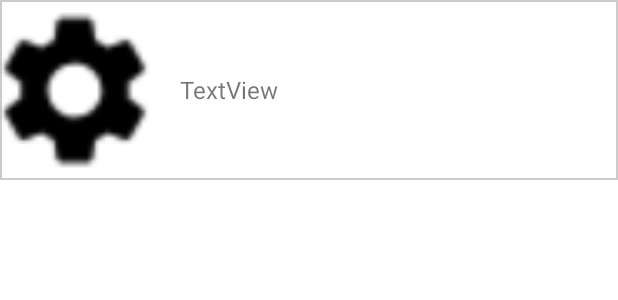
After one commit to ug2454/WhatsappClone, an Android app: the layout settings_item.xml on its own in the app's theme, with its tools: preview values and no code run, on a phone screen of 412 x 824 dp. The commit adds this screen. Shown: the top 300 px of the screen. Run offline under Robolectric (Android 15) with nearby library versions, the phone set to English and light mode, and no system bars.

Commit message:
added settings page

```diff
--- a/app/src/main/AndroidManifest.xml
+++ b/app/src/main/AndroidManifest.xml
@@ -4,7 +4,7 @@
 
     <uses-permission android:name="android.permission.ACCESS_NETWORK_STATE" />
     <uses-permission android:name="android.permission.INTERNET" />
-    <uses-permission android:name="android.permission.READ_EXTERNAL_STORAGE"/>
+    <uses-permission android:name="android.permission.READ_EXTERNAL_STORAGE" />
 
     <application
         android:allowBackup="true"
@@ -13,7 +13,8 @@
         android:roundIcon="@mipmap/ic_launcher_round"
         android:supportsRtl="true"
         android:theme="@style/Theme.WhatsAppClone">
-        <activity android:name=".ProfileActivity"></activity>
+        <activity android:name=".SettingsActivity"></activity>
+        <activity android:name=".ProfileActivity" />
         <activity android:name=".LoginActivity" />
         <activity android:name=".ChatActivity">
             <meta-data
--- /dev/null
+++ b/app/src/main/res/layout/settings_item.xml
@@ -0,0 +1,43 @@
+<?xml version="1.0" encoding="utf-8"?>
+<RelativeLayout xmlns:android="http://schemas.android.com/apk/res/android"
+    xmlns:app="http://schemas.android.com/apk/res-auto"
+    android:id="@+id/relativeLayout"
+    android:layout_width="match_parent"
+    android:layout_height="120dp"
+    android:background="@drawable/border">
+
+
+    <ImageView
+        android:id="@+id/settingsImage"
+        android:layout_width="100dp"
+        android:layout_height="match_parent"
+
+        android:layout_alignParentTop="true"
+        android:layout_marginTop="0dp"
+        android:scaleType="centerCrop"
+        android:src="@drawable/settings"/>
+
+
+    <TextView
+        android:id="@+id/settingsText"
+        android:layout_width="match_parent"
+        android:layout_height="match_parent"
+        android:layout_toEndOf="@id/settingsImage"
+        android:layout_toRightOf="@id/settingsImage"
+        android:gravity="center_vertical"
+        android:paddingLeft="20dp"
+        android:paddingBottom="0dp"
+        android:text="@string/textview"
+        android:textSize="16sp" />
+
+    <!--    <TextView-->
+    <!--        android:id="@+id/lastMessageTextView"-->
+    <!--        android:layout_width="wrap_content"-->
+    <!--        android:layout_height="wrap_content"-->
+    <!--        android:layout_marginTop="40dp"-->
+    <!--        android:layout_marginLeft="70dp"-->
+
+    <!--        android:textColor="#CACACA"-->
+    <!--        android:text="TextView" />-->
+
+</RelativeLayout>
--- a/app/src/main/res/menu/main_menu.xml
+++ b/app/src/main/res/menu/main_menu.xml
@@ -6,6 +6,9 @@
     <item
         android:id="@+id/profile"
         android:title="Profile" />
+    <item
+        android:id="@+id/settings"
+        android:title="Settings" />
 
     <item
         android:id="@+id/refresh"
```
Also changed, not shown: app/src/main/java/com/example/whatsappclone/ChatActivity.java (+1 -28 lines), app/src/main/java/com/example/whatsappclone/SettingsActivity.java (added, +35 -0 lines), app/src/main/java/com/example/whatsappclone/UserListActivity.java (+16 -7 lines), app/src/main/java/com/example/whatsappclone/adapters/ChatListAdapter.java (+31 -9 lines), app/src/main/java/com/example/whatsappclone/adapters/SettingsListAdapter.java (added, +100 -0 lines), app/src/main/java/com/example/whatsappclone/models/SettingsListData.java (added, +31 -0 lines), app/src/main/res/drawable/ic_settings_icon.xml (added, +9 -0 lines), app/src/main/res/layout/activity_settings.xml (added, +17 -0 lines), app/src/main/res/layout/chat_item.xml (+4 -3 lines), app/src/main/res/drawable/settings.png (added).
